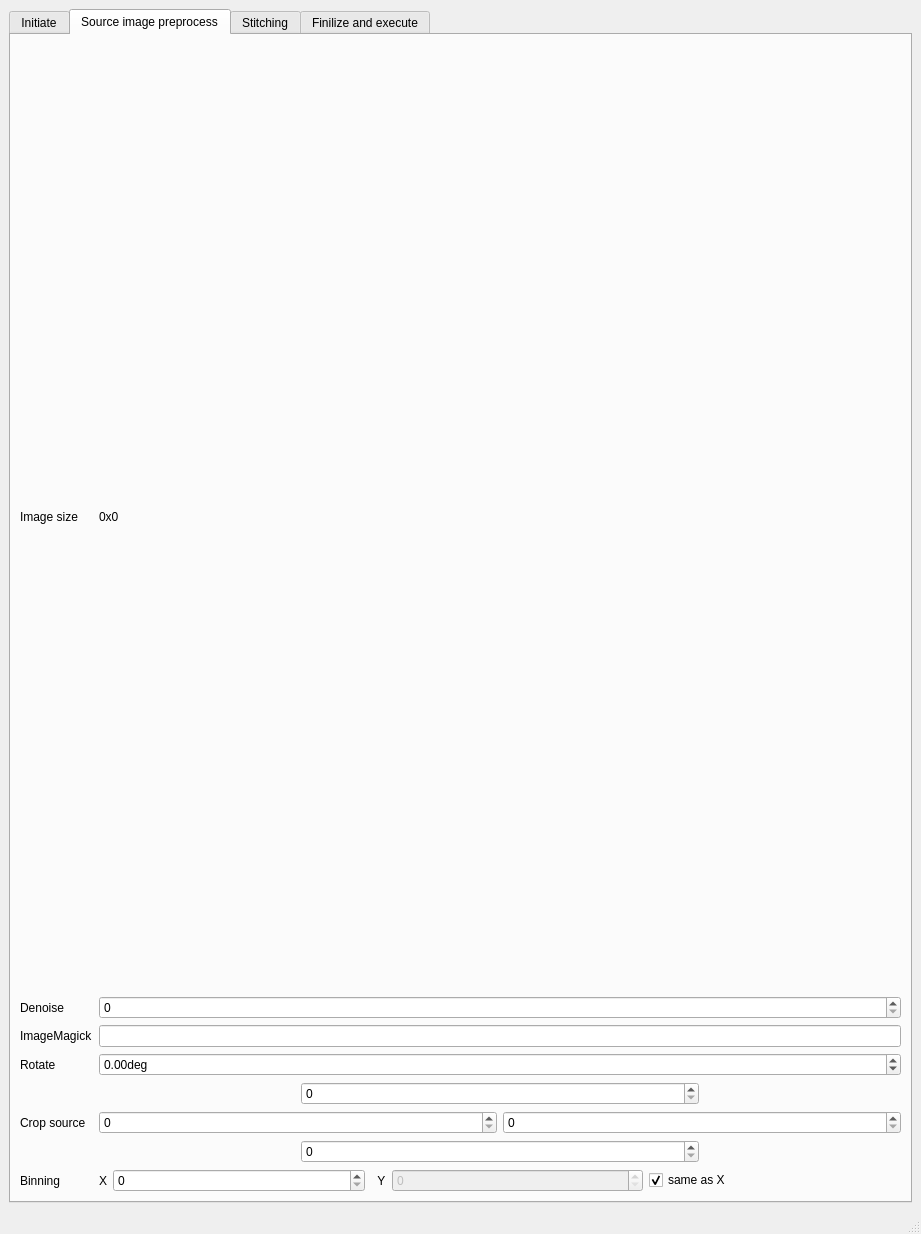
Above: share/imbl-ui.ui from AustralianSynchrotron/imblproc before the change. Below: the same form after it.
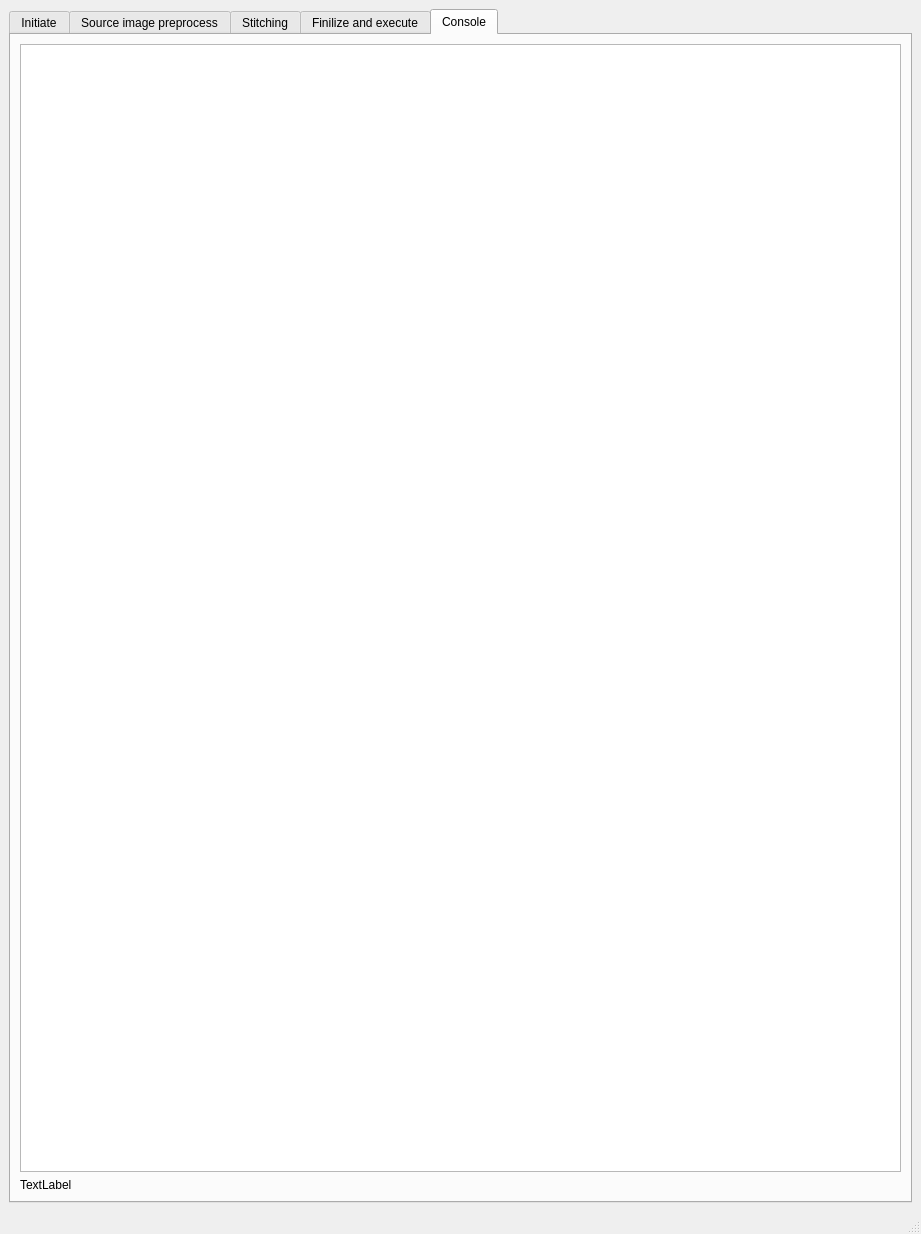
That is the form after the change.

The edit to the form file:
```diff
--- a/share/imbl-ui.ui
+++ b/share/imbl-ui.ui
@@ -18,7 +18,7 @@
     <item>
      <widget class="QTabWidget" name="tabWidget">
       <property name="currentIndex">
-       <number>1</number>
+       <number>4</number>
       </property>
       <widget class="QWidget" name="tabInit">
        <attribute name="title">
@@ -598,6 +598,23 @@
         </item>
        </layout>
       </widget>
+      <widget class="QWidget" name="tabConsole">
+       <attribute name="title">
+        <string>Console</string>
+       </attribute>
+       <layout class="QVBoxLayout" name="verticalLayout">
+        <item>
+         <widget class="QTextBrowser" name="console"/>
+        </item>
+        <item>
+         <widget class="QLabel" name="label_7">
+          <property name="text">
+           <string>TextLabel</string>
+          </property>
+         </widget>
+        </item>
+       </layout>
+      </widget>
      </widget>
     </item>
    </layout>
```
Left out of the diff: 6 changed lines with no effect on the pictures.
